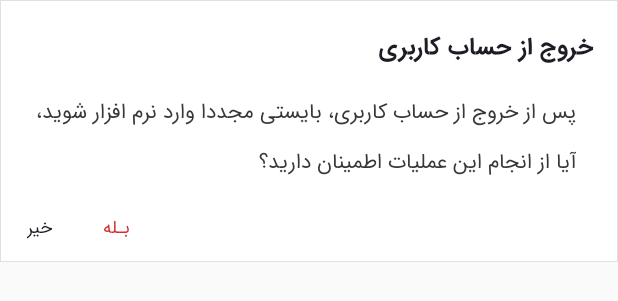
After one commit to Sajjad5989/ShirazServiceMaster, an Android app: the layout dialog_exit_app.xml on its own in the app's theme, with its tools: preview values and no code run, on a phone screen of 412 x 824 dp. The commit adds this screen. Shown: the top 301 px of the screen. Run offline under Robolectric (Android 15) with nearby library versions, the phone set to English and light mode, and no system bars.

Commit message:
add  new color to colors.xml

```diff
--- a/app/src/main/res/layout/activity_profile.xml
+++ b/app/src/main/res/layout/activity_profile.xml
@@ -304,7 +304,7 @@
                     android:fontFamily="@font/iran_sans"
                     android:text="مشخصات فردی"
                     android:textColor="@color/colorWhite"
-                    android:textSize="@dimen/dimen_sp_large"
+                    android:textSize="@dimen/dimen_sp_medium"
                     app:layout_constraintLeft_toLeftOf="parent"
                     app:layout_constraintRight_toRightOf="parent"
                     app:layout_constraintTop_toTopOf="parent" />
@@ -376,7 +376,7 @@
                     android:fontFamily="@font/iran_sans"
                     android:text="سوابق کاری و توضیحات"
                     android:textColor="@color/colorWhite"
-                    android:textSize="@dimen/dimen_sp_large"
+                    android:textSize="@dimen/dimen_sp_medium"
                     app:layout_constraintLeft_toLeftOf="parent"
                     app:layout_constraintRight_toRightOf="parent"
                     app:layout_constraintTop_toTopOf="parent" />
@@ -413,7 +413,7 @@
                     android:fontFamily="@font/iran_sans"
                     android:text="مدارک و توانایی"
                     android:textColor="@color/colorWhite"
-                    android:textSize="@dimen/dimen_sp_large"
+                    android:textSize="@dimen/dimen_sp_medium"
                     app:layout_constraintLeft_toLeftOf="parent"
                     app:layout_constraintRight_toRightOf="parent"
                     app:layout_constraintTop_toTopOf="parent" />
--- /dev/null
+++ b/app/src/main/res/layout/dialog_exit_app.xml
@@ -0,0 +1,87 @@
+<?xml version="1.0" encoding="utf-8"?>
+
+<android.support.constraint.ConstraintLayout xmlns:android="http://schemas.android.com/apk/res/android"
+    xmlns:app="http://schemas.android.com/apk/res-auto"
+    xmlns:tools="http://schemas.android.com/tools"
+    android:layout_width="match_parent"
+    android:layout_height="wrap_content"
+    android:background="@drawable/const_border_light"
+
+    app:cardCornerRadius="@dimen/dimen_card_corner">
+
+    <android.support.v7.widget.AppCompatTextView
+        android:id="@+id/tv_title"
+        android:layout_width="wrap_content"
+        android:layout_height="wrap_content"
+        android:layout_margin="@dimen/dimen_dp_medium"
+        android:fontFamily="@font/iran_sans_bold"
+        android:text="@string/text_exit_title"
+        android:textColor="@color/color_black"
+        android:textSize="@dimen/dimen_sp_large"
+        app:layout_constraintRight_toRightOf="parent"
+        app:layout_constraintTop_toTopOf="parent" />
+
+    <android.support.v7.widget.AppCompatTextView
+        android:id="@+id/tv_message"
+        android:layout_width="0dp"
+        android:layout_height="wrap_content"
+        android:layout_marginTop="@dimen/dimen_dp_large"
+        android:layout_marginEnd="@dimen/dimen_dp_medium"
+        android:layout_marginBottom="@dimen/dimen_dp_small"
+        android:fontFamily="@font/iran_sans"
+        android:text="پس از خروج از حساب کاربری، بایستی مجددا وارد نرم افزار شوید، "
+        android:textColor="@color/colorBlackStep_3"
+        android:textSize="@dimen/dimen_sp_medium"
+        app:layout_constraintRight_toRightOf="@id/tv_title"
+        app:layout_constraintTop_toBottomOf="@+id/tv_title" />
+
+
+    <android.support.v7.widget.AppCompatTextView
+        android:id="@+id/tv_message_complete"
+        android:layout_width="wrap_content"
+        android:layout_height="wrap_content"
+        android:layout_marginTop="@dimen/dimen_dp_small"
+        android:fontFamily="@font/iran_sans"
+        android:text="آیا از انجام این عملیات اطمینان دارید؟"
+        android:textColor="@color/colorBlackStep_3"
+        app:layout_constraintRight_toRightOf="@+id/tv_message"
+        app:layout_constraintTop_toBottomOf="@+id/tv_message" />
+
+
+    <LinearLayout
+        android:layout_width="match_parent"
+        android:layout_height="wrap_content"
+        android:layout_marginTop="@dimen/dimen_dp_medium"
+        android:background="@color/colorWhite"
+        android:gravity="left|center_vertical"
+        android:padding="@dimen/dimen_dp_small"
+        app:layout_constraintBottom_toBottomOf="parent"
+        app:layout_constraintTop_toBottomOf="@+id/tv_message_complete"
+        tools:ignore="RtlHardcoded">
+
+
+        <android.support.v7.widget.AppCompatTextView
+            android:id="@+id/tv_yes"
+            android:layout_width="wrap_content"
+            android:layout_height="wrap_content"
+            android:layout_marginEnd="@dimen/dimen_dp_very_very_huge"
+            android:fontFamily="@font/iran_sans"
+            android:text="بـله"
+            android:textColor="@color/color_red"
+            android:textSize="@dimen/dimen_sp_small" />
+
+        <android.support.v7.widget.AppCompatTextView
+            android:id="@+id/tv_no"
+            android:layout_width="wrap_content"
+            android:layout_height="wrap_content"
+            android:layout_marginEnd="@dimen/dimen_dp_small"
+            android:fontFamily="@font/iran_sans"
+            android:text="خیر"
+            android:textColor="@color/color_black"
+            android:textSize="@dimen/dimen_sp_small" />
+
+
+    </LinearLayout>
+
+
+</android.support.constraint.ConstraintLayout>
--- a/app/src/main/res/values/strings.xml
+++ b/app/src/main/res/values/strings.xml
@@ -115,6 +115,7 @@
     <string name="title_all_news">لیست اخبار</string>
     <string name="title_all_message">پیـام ها</string>
     <string name="title_more">بیشتر</string>
+    <string name="text_exit_title">خروج از حساب کاربری</string>
 
 
 </resources>
```
Also changed, not shown: app/src/main/java/ir/shirazservice/expert/activity/MoreInfoActivity.java (+33 -0 lines), app/src/main/java/ir/shirazservice/expert/dialog/ExitAppDialog.java (added, +46 -0 lines).
